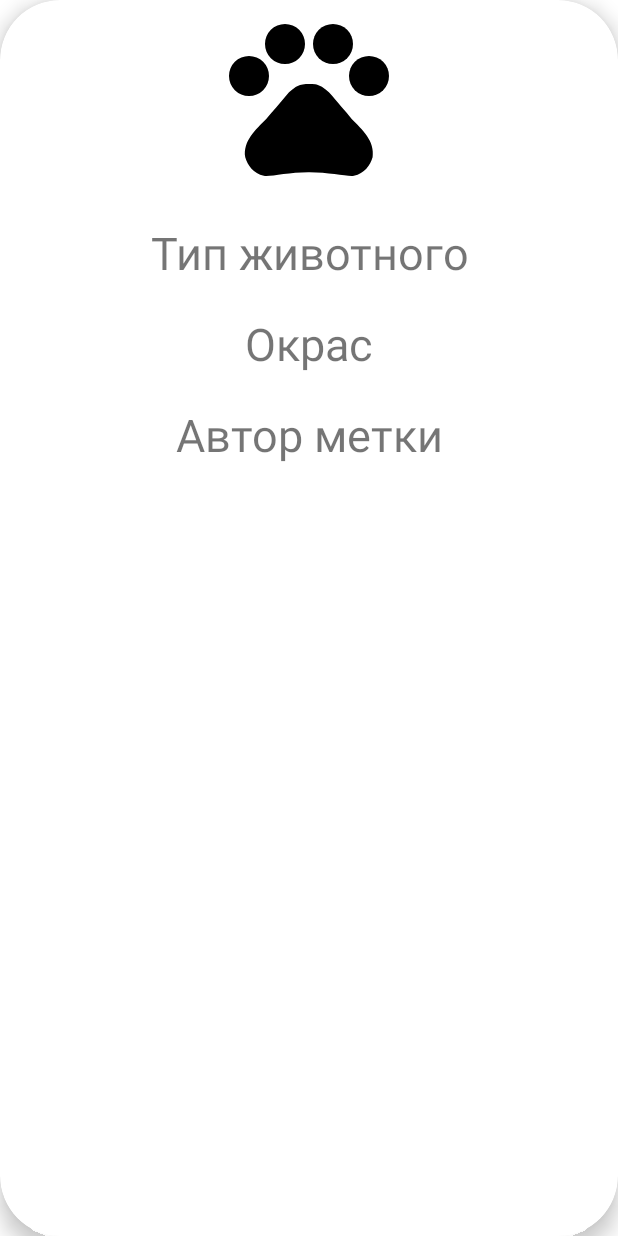
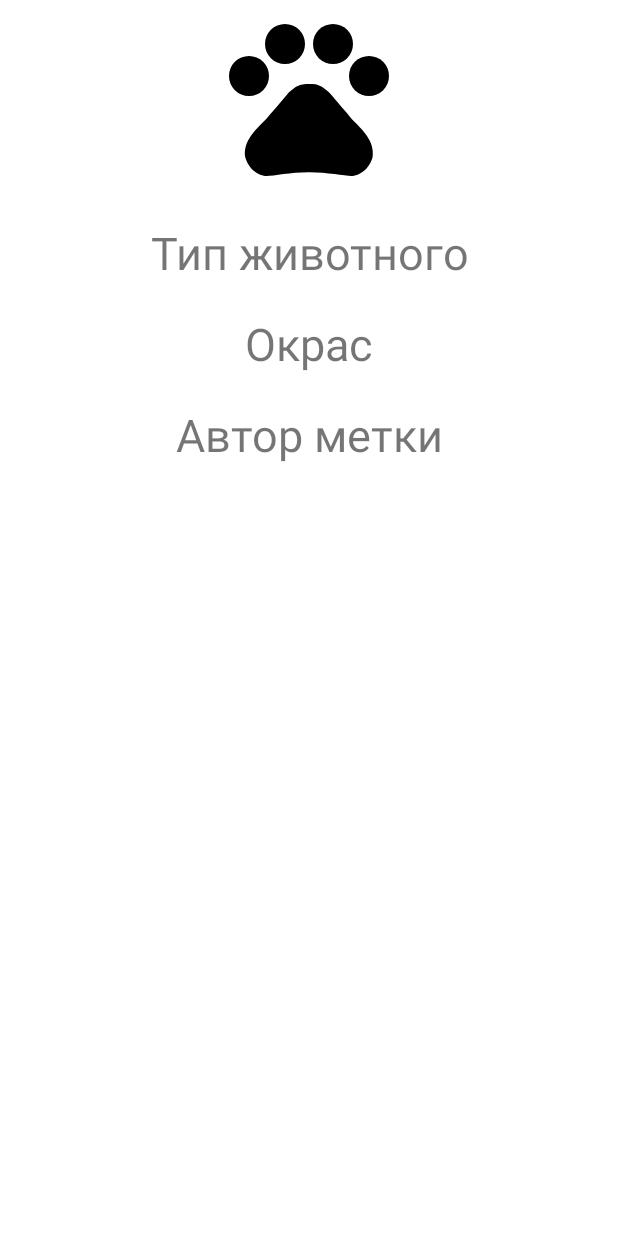
Before and after one commit to Nyama-f/LostPet, an Android app: the layout fragment_detail_marker.xml on its own in the app's theme, with its tools: preview values and no code run, on a phone screen of 412 x 824 dp. Run offline under Robolectric (Android 15) with nearby library versions, the phone set to English and light mode, and no system bars; network calls fail.

Commit message:
Раскрывающийся BottomSheetDialogFragment.kt

```diff
--- a/app/src/main/java/com/example/lostpet/ui/dialogfragments/DetailMarkerFragment.kt
+++ b/app/src/main/java/com/example/lostpet/ui/dialogfragments/DetailMarkerFragment.kt
@@ -1,16 +1,16 @@
 package com.example.lostpet.ui.dialogfragments
 
 import android.os.Bundle
-import androidx.fragment.app.Fragment
 import android.view.LayoutInflater
 import android.view.View
 import android.view.ViewGroup
-import com.example.lostpet.R
+import android.widget.FrameLayout
 import com.example.lostpet.data.model.Pet
 import com.example.lostpet.databinding.FragmentDetailMarkerBinding
-import com.example.lostpet.databinding.FragmentMapsBinding
+import com.google.android.material.bottomsheet.BottomSheetBehavior
 import com.google.android.material.bottomsheet.BottomSheetDialogFragment
 
+private const val COLLAPSED_HEIGHT = 228
 
 class DetailMarkerFragment : BottomSheetDialogFragment() {
 
@@ -22,6 +22,51 @@ class DetailMarkerFragment : BottomSheetDialogFragment() {
     }
 
 
+    override fun onStart() {
+        super.onStart()
+
+        val density = requireContext().resources.displayMetrics.density
+
+        dialog?.let {
+            val bottomSheet = it.findViewById<View>(com.google.android.material.R.id.design_bottom_sheet) as FrameLayout
+            val behavior = BottomSheetBehavior.from(bottomSheet)
+
+            // Выставляем высоту для состояния collapsed и выставляем состояние collapsed
+            behavior.peekHeight = (COLLAPSED_HEIGHT * density).toInt()
+            behavior.state = BottomSheetBehavior.STATE_COLLAPSED
+
+            behavior.addBottomSheetCallback(object : BottomSheetBehavior.BottomSheetCallback() {
+
+                override fun onStateChanged(bottomSheet: View, newState: Int) {
+                    // Нам не нужны действия по этому колбеку
+                }
+
+                override fun onSlide(bottomSheet: View, slideOffset: Float) {
+                    with(binding) {
+                        // Нас интересует только положительный оффсет, тк при отрицательном нас устроит стандартное поведение - скрытие фрагмента
+                        if (slideOffset > 0) {
+                            // Делаем "свёрнутый" layout более прозрачным
+                            layoutCollapsed.alpha = 1 - 2 * slideOffset
+                            // И в то же время делаем "расширенный layout" менее прозрачным
+                            layoutExpanded.alpha = slideOffset * slideOffset
+
+                            // Когда оффсет превышает половину, мы скрываем collapsed layout и делаем видимым expanded
+                            if (slideOffset > 0.5) {
+                                layoutCollapsed.visibility = View.GONE
+                                layoutExpanded.visibility = View.VISIBLE
+                            }
+
+                            // Если же оффсет меньше половины, а expanded layout всё ещё виден, то нужно скрывать его и показывать collapsed
+                            if (slideOffset < 0.5 && binding.layoutExpanded.visibility == View.VISIBLE) {
+                                layoutCollapsed.visibility = View.VISIBLE
+                                layoutExpanded.visibility = View.INVISIBLE
+                            }
+                        }
+                    }
+                }
+            })
+        }
+    }
     override fun onCreateView(
         inflater: LayoutInflater, container: ViewGroup?,
         savedInstanceState: Bundle?
@@ -39,6 +84,8 @@ class DetailMarkerFragment : BottomSheetDialogFragment() {
         }
     }
 
+
+
     /*
     Доделать BottomSheetFragment(сделать закругленные углы + добавить кнопки
     + Решить траблы аппы
--- /dev/null
+++ b/app/src/main/res/drawable/bottom_sheet_background.xml
@@ -0,0 +1,15 @@
+<?xml version="1.0" encoding="utf-8"?>
+<shape xmlns:android="http://schemas.android.com/apk/res/android">
+    <corners
+        android:bottomLeftRadius="0dp"
+        android:bottomRightRadius="0dp"
+        android:topLeftRadius="40dp"
+        android:topRightRadius="40dp"/>
+    <padding
+        android:bottom="0dp"
+        android:left="0dp"
+        android:right="0dp"
+        android:top="0dp"/>
+    <solid android:color="@color/white"/>
+
+</shape>
--- a/app/src/main/res/layout/fragment_detail_marker.xml
+++ b/app/src/main/res/layout/fragment_detail_marker.xml
@@ -1,56 +1,86 @@
 <?xml version="1.0" encoding="utf-8"?>
-<androidx.cardview.widget.CardView
-    xmlns:android="http://schemas.android.com/apk/res/android"
+<androidx.constraintlayout.widget.ConstraintLayout xmlns:android="http://schemas.android.com/apk/res/android"
+    xmlns:app="http://schemas.android.com/apk/res-auto"
     xmlns:tools="http://schemas.android.com/tools"
-    xmlns:app="http://schemas.android.com/apk/res-auto"
     android:layout_width="match_parent"
     android:layout_height="match_parent"
-    app:cardCornerRadius="40dp"
     app:cardElevation="8dp"
-    app:layout_behavior="com.google.android.material.bottomsheet.BottomSheetBehavior"
     tools:context=".ui.dialogfragments.DetailMarkerFragment">
+
     <LinearLayout
+        android:id="@+id/layout_collapsed"
         android:layout_width="match_parent"
-        android:layout_height="match_parent"
+        android:layout_height="wrap_content"
+        app:layout_constraintStart_toStartOf="parent"
+        app:layout_constraintTop_toTopOf="parent"
         android:orientation="vertical">
+
         <ImageView
             android:id="@+id/imagePet"
-            android:src="@drawable/pets2"
-            app:tint="@color/black"
             android:layout_width="match_parent"
             android:layout_height="wrap_content"
-            android:contentDescription="@string/typeOfPet" />
+            android:contentDescription="@string/typeOfPet"
+            android:src="@drawable/pets2"
+            app:tint="@color/black" />
 
         <TextView
             android:id="@+id/textTypePet"
+            android:layout_width="match_parent"
+            android:layout_height="wrap_content"
+            android:layout_marginTop="20dp"
             android:gravity="center"
             android:text="@string/typeOfPet"
-            android:textSize="30sp"
-            android:layout_marginTop="20dp"
-            android:layout_width="match_parent"
-            android:layout_height="wrap_content"/>
+            android:textSize="30sp" />
 
         <TextView
             android:id="@+id/textColorPet"
+            android:layout_width="match_parent"
+            android:layout_height="wrap_content"
+            android:layout_marginTop="20dp"
             android:gravity="center"
             android:text="@string/colorOfPet"
-            android:textSize="30sp"
-            android:layout_marginTop="20dp"
-            android:layout_width="match_parent"
-            android:layout_height="wrap_content"/>
+            android:textSize="30sp" />
 
         <TextView
             android:id="@+id/textAuthorPet"
+            android:layout_width="match_parent"
+            android:layout_height="wrap_content"
+            android:layout_marginTop="20dp"
             android:gravity="center"
+            android:layout_marginBottom="20dp"
             android:text="@string/authorOfMark"
-            android:textSize="30sp"
-            android:layout_marginTop="20dp"
+            android:textSize="30sp" />
+
+    </LinearLayout>
+
+    <LinearLayout
+        android:id="@+id/layout_expanded"
+        android:layout_width="match_parent"
+        android:layout_height="wrap_content"
+        android:orientation="vertical"
+        android:visibility="invisible"
+        app:layout_constraintStart_toStartOf="parent"
+        app:layout_constraintTop_toBottomOf="@id/layout_collapsed">
+
+    <LinearLayout
+        android:layout_width="match_parent"
+        android:layout_height="72dp"
+        android:orientation="vertical">
+
+        <TextView
             android:layout_width="match_parent"
-            android:layout_height="wrap_content"/>
+            android:layout_height="wrap_content"
+            android:gravity="center"
+            android:text="@string/describedOfPet"/>
+
+        <com.google.android.material.button.MaterialButton
+            android:layout_width="match_parent"
+            android:layout_height="wrap_content"
+            android:text="Связаться с автором"/>
+
+    </LinearLayout>
 
     </LinearLayout>
 
 
-
-
-</androidx.cardview.widget.CardView>
+</androidx.constraintlayout.widget.ConstraintLayout>
--- a/app/src/main/res/values/themes.xml
+++ b/app/src/main/res/values/themes.xml
@@ -12,6 +12,7 @@
         <!-- Status bar color. -->
         <item name="android:statusBarColor" tools:targetApi="l">?attr/colorPrimaryVariant</item>
         <!-- Customize your theme here. -->
+        <item name="bottomSheetDialogTheme">@style/AppBottomSheetDialogTheme</item>
     </style>
 
     <style name="circleImageViewStyle">
@@ -23,4 +24,16 @@
         <item name="shapeAppearanceOverlay">@drawable/pets2</item>
     </style>
 
+    <!-- Стили для BottomSheetDialogFragment -->
+
+    <style name="AppBottomSheetDialogTheme"
+        parent="Theme.Design.Light.BottomSheetDialog">
+        <item name="bottomSheetStyle">@style/AppModalStyle</item>
+    </style>
+
+    <style name="AppModalStyle"
+        parent="Widget.Design.BottomSheet.Modal">
+        <item name="android:background">@drawable/bottom_sheet_background</item>
+    </style>
+
 </resources>
```
